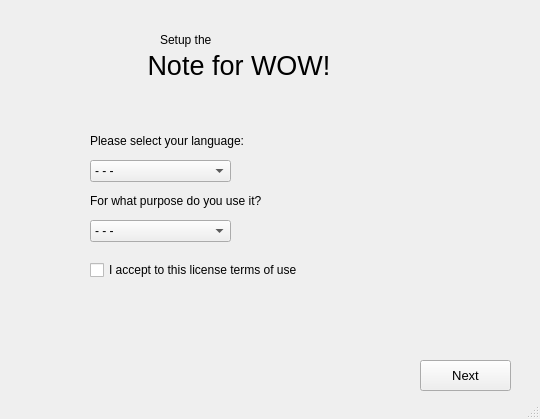
The window that PTI/SPCK/GUI/Setup2.ui (GreenSystemDuy08/TL-C4K-PTI01) describes before a commit, drawn with Qt 5.
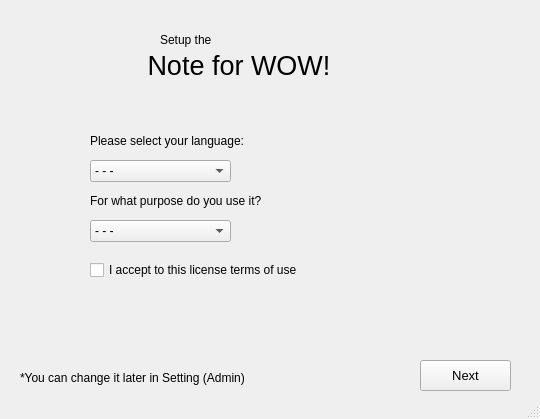
The same window after the commit. Icons and pictures are not drawn.

Diff of the .ui file:
```diff
--- a/PTI/SPCK/GUI/Setup2.ui
+++ b/PTI/SPCK/GUI/Setup2.ui
@@ -203,6 +203,19 @@
      <string>For what purpose do you use it?</string>
     </property>
    </widget>
+   <widget class="QLabel" name="label_8">
+    <property name="geometry">
+     <rect>
+      <x>20</x>
+      <y>370</y>
+      <width>241</width>
+      <height>16</height>
+     </rect>
+    </property>
+    <property name="text">
+     <string>*You can change it later in Setting (Admin)</string>
+    </property>
+   </widget>
   </widget>
   <widget class="QStatusBar" name="statusbar"/>
  </widget>
```
